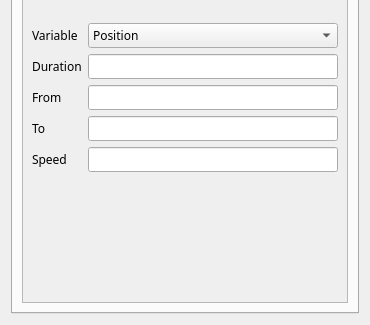
First picture: the form in Source/UI/HierarchyWidget.ui, repository kevinmore/Project-Nebula, before the edit; both pictures show x 0 to 370 and y 509 to 834 of the 370 by 834 pixel window.
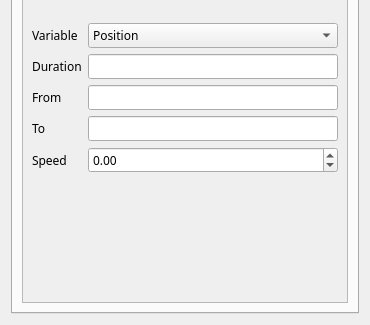
Second picture: the form after the edit. The open tabs and pages were chosen to show the change.

Commit message: Modified Puppet tab

Diff of the .ui file:
```diff
--- a/Source/UI/HierarchyWidget.ui
+++ b/Source/UI/HierarchyWidget.ui
@@ -492,9 +492,6 @@
                </property>
               </widget>
              </item>
-             <item row="4" column="1">
-              <widget class="QLineEdit" name="lineEdit_Speed"/>
-             </item>
              <item row="3" column="0">
               <widget class="QLabel" name="label_39">
                <property name="text">
@@ -546,6 +543,16 @@
              <item row="1" column="1">
               <widget class="QLineEdit" name="lineEdit_Duration"/>
              </item>
+             <item row="4" column="1">
+              <widget class="QDoubleSpinBox" name="doubleSpinBox_PuppetSpeed">
+               <property name="minimum">
+                <double>-99999.990000000005239</double>
+               </property>
+               <property name="maximum">
+                <double>99999.990000000005239</double>
+               </property>
+              </widget>
+             </item>
             </layout>
            </item>
           </layout>
```
Left out of the diff: 23 changed lines with no effect on the pictures. The commit also changes 1 other file.
